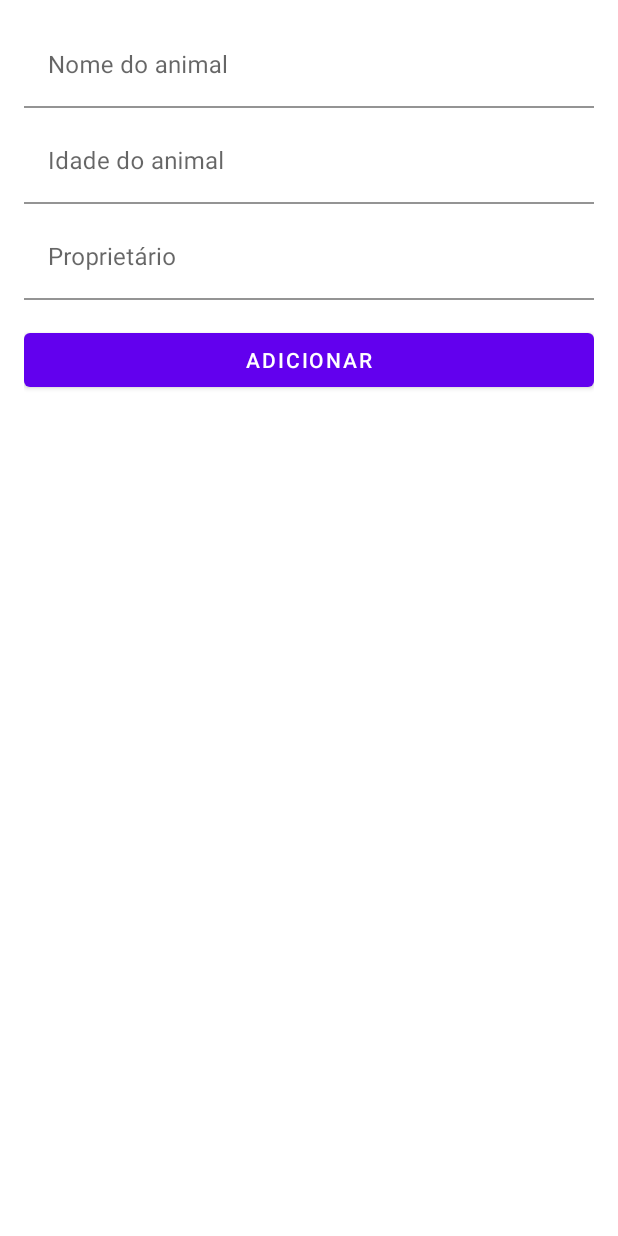
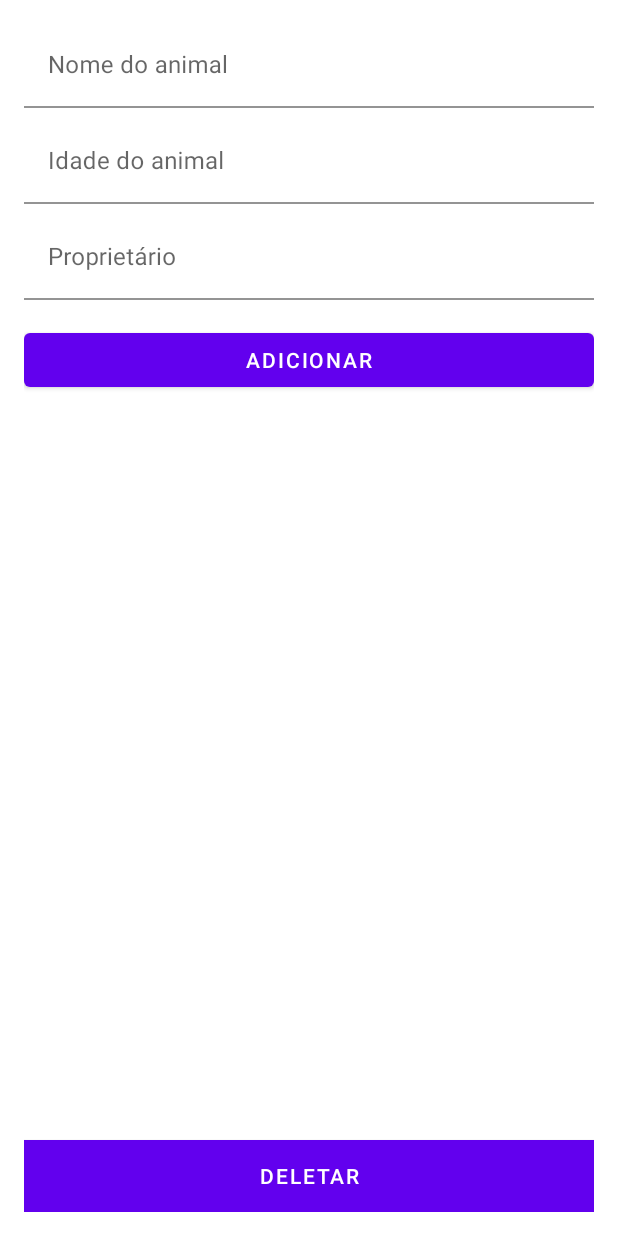
Before and after one commit to matheusouzaaaa/AnimaisFelizes, an Android app: the layout animais_fragment.xml on its own in the app's theme, with its tools: preview values and no code run, on a phone screen of 412 x 824 dp. Run offline under Robolectric (Android 15) with nearby library versions, the phone set to English and light mode, and no system bars.

Commit message:
FUCK UPDATE!

```diff
--- a/app/src/main/java/com/example/animaisfelizes/extension/ViewExtension.kt
+++ b/app/src/main/java/com/example/animaisfelizes/extension/ViewExtension.kt
@@ -5,11 +5,11 @@ import android.view.WindowManager
 import android.view.inputmethod.InputMethodManager
 import androidx.appcompat.app.AppCompatActivity
 
-fun AppCompatActivity.hideKeyboard(){
+fun AppCompatActivity.hideKeyboard() {
     val view = this.currentFocus
-    if(view != null){
+    if (view != null) {
         val imm = getSystemService(Context.INPUT_METHOD_SERVICE) as InputMethodManager
-        imm.hideSoftInputFromWindow(view.windowToken,0)
+        imm.hideSoftInputFromWindow(view.windowToken, 0)
     }
 
     window.setSoftInputMode(WindowManager.LayoutParams.SOFT_INPUT_STATE_ALWAYS_HIDDEN)
--- a/app/src/main/java/com/example/animaisfelizes/ui/animaislist/AnimaisListFragment.kt
+++ b/app/src/main/java/com/example/animaisfelizes/ui/animaislist/AnimaisListFragment.kt
@@ -41,14 +41,13 @@ class AnimaisListFragment : Fragment(R.layout.animais_list_fragment) {
         viewModel.allAnimaisEvent.observe(viewLifecycleOwner) { allAnimais ->
             val animaisListAdapter = AnimaisListAdapter(allAnimais).apply {
                 onItemClick = { animal ->
-                    val directions = AnimaisListFragmentDirections
-                        .actionAnimaisListFragmentToAnimaisFragment(animal)
+                    val directions = AnimaisListFragmentDirections.actionAnimaisListFragmentToAnimaisFragment(animal)
                     findNavController().navigateWithAnimations(directions)
                 }
             }
 
             //conectar o adaptar ao recyclerview
-            recycler_animais.run {
+            with(recycler_animais){
                 //todos items do mesmo tamanho
                 setHasFixedSize(true)
                 adapter = animaisListAdapter
--- a/app/src/main/res/layout/animais_fragment.xml
+++ b/app/src/main/res/layout/animais_fragment.xml
@@ -73,7 +73,21 @@
         android:layout_marginTop="16dp"
         android:text="@string/cadastro_button"
         app:layout_constraintEnd_toEndOf="@id/input_layout_proprietario"
+        app:layout_constraintHorizontal_bias="0.0"
         app:layout_constraintStart_toStartOf="@id/input_layout_proprietario"
         app:layout_constraintTop_toBottomOf="@id/input_layout_proprietario" />
 
+    <Button
+        android:id="@+id/button_delete"
+        android:layout_width="0dp"
+        android:layout_height="wrap_content"
+        android:background="@android:color/holo_red_dark"
+        android:text="@string/excluir_button"
+        android:textColor="@android:color/white"
+        android:visibility="gone"
+        app:layout_constraintBottom_toBottomOf="parent"
+        app:layout_constraintEnd_toEndOf="@id/button_animal"
+        app:layout_constraintStart_toStartOf="@id/button_animal"
+        tools:visibility="visible" />
+
 </androidx.constraintlayout.widget.ConstraintLayout>
--- a/app/src/main/res/layout/animais_list_fragment.xml
+++ b/app/src/main/res/layout/animais_list_fragment.xml
@@ -19,8 +19,6 @@
         android:layout_height="wrap_content"
         android:layout_gravity="end|bottom"
         android:layout_margin="16dp"
-        android:contentDescription="@string/todo"
-        android:src="@drawable/ic_add"
-        app:rippleColor="#FFFFFF" />
+        android:src="@drawable/ic_add" />
 
 </androidx.coordinatorlayout.widget.CoordinatorLayout>
--- a/app/src/main/res/values/strings.xml
+++ b/app/src/main/res/values/strings.xml
@@ -12,4 +12,7 @@
     <string name="todo">TODO</string>
     <string name="animal_atualizado_sucesso">Animal foi atualizado com sucesso</string>
     <string name="animal_atualizado_erro">Animal não atualizado, aconteceu algum erro</string>
+    <string name="excluir_button">Deletar</string>
+    <string name="animal_excluido_sucesso">Animal excluído com sucesso</string>
+    <string name="animal_excluido_erro">Erro ao excluir animal.</string>
 </resources>
```
Also changed, not shown: app/src/main/java/com/example/animaisfelizes/extension/NavExtension.kt (+4 -4 lines), app/src/main/java/com/example/animaisfelizes/repository/DatabaseDataSource.kt (+11 -3 lines), app/src/main/java/com/example/animaisfelizes/ui/animais/AnimaisFragment.kt (+12 -0 lines), app/src/main/java/com/example/animaisfelizes/ui/animais/AnimaisViewModel.kt (+14 -0 lines).
